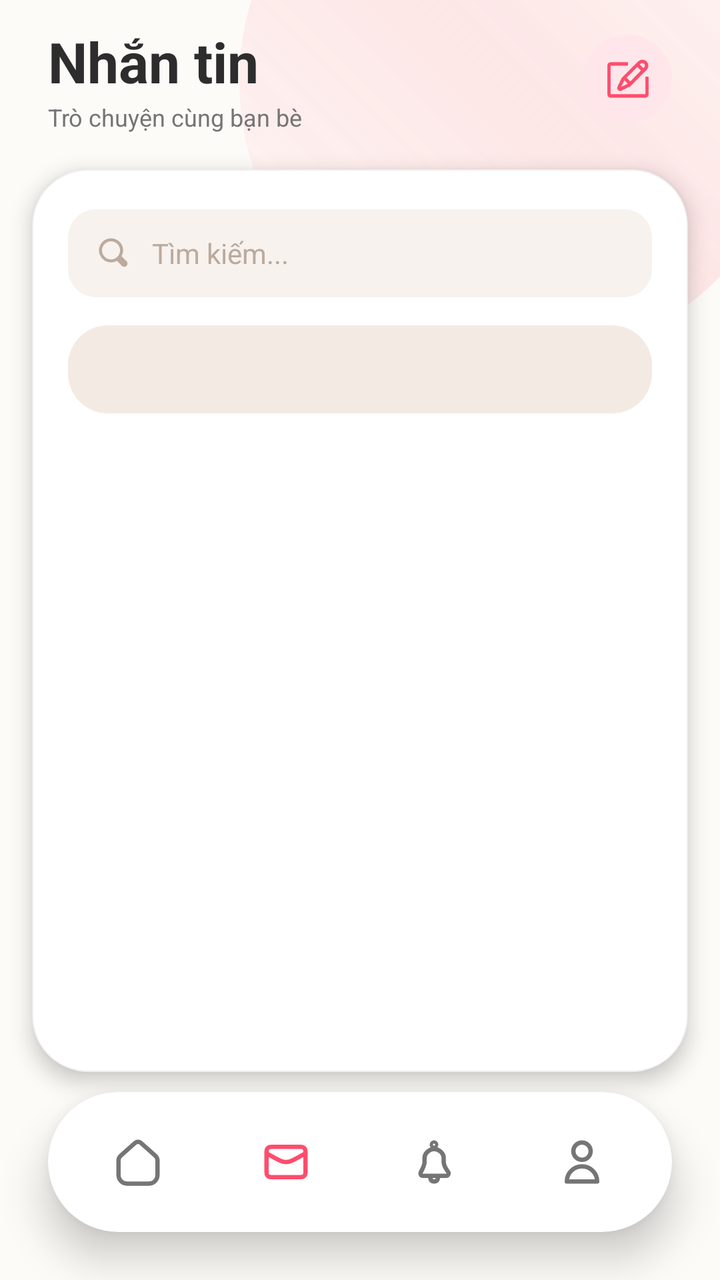
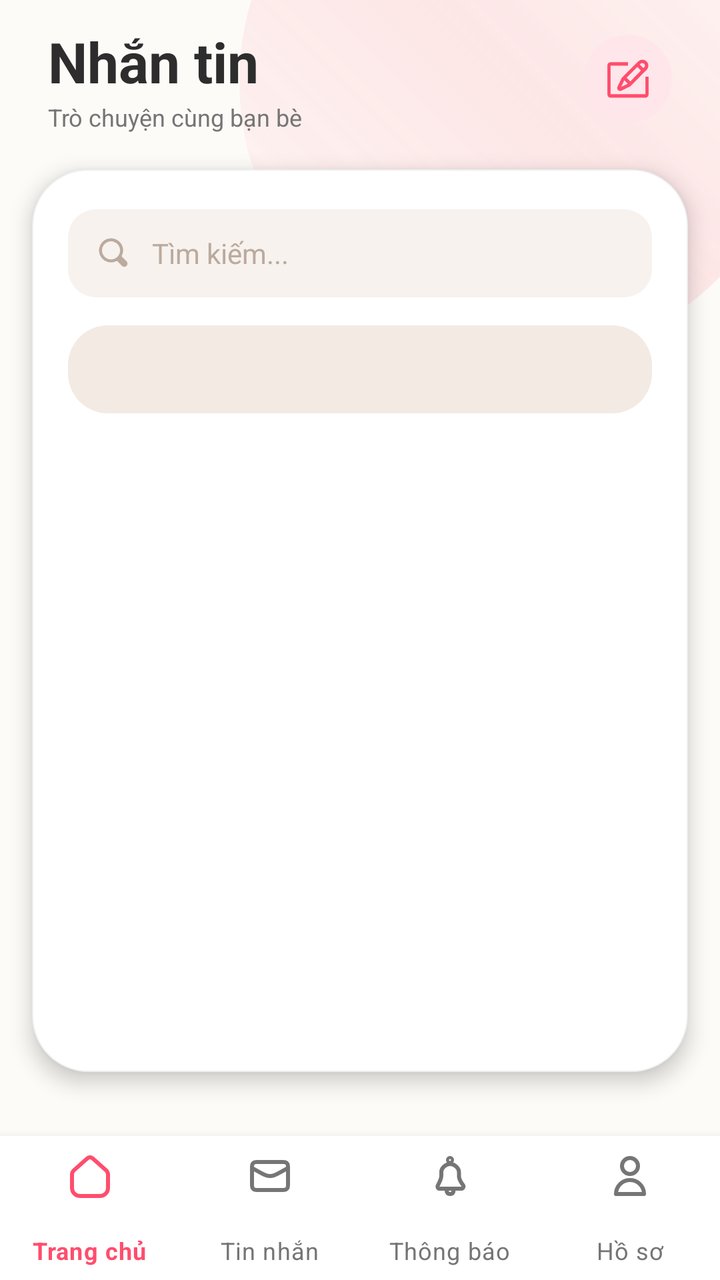

Before-and-after screenshots of an Android layout around one commit, followed by the original layout XML and the change that was made.
<!-- AndroidManifest.xml: application theme Theme.Weconnect -->
<!-- res/layout/activity_chat.xml -->
<?xml version="1.0" encoding="utf-8"?>
<androidx.constraintlayout.widget.ConstraintLayout xmlns:android="http://schemas.android.com/apk/res/android"
    xmlns:app="http://schemas.android.com/apk/res-auto"
    xmlns:tools="http://schemas.android.com/tools"
    android:layout_width="match_parent"
    android:layout_height="match_parent"
    android:background="@color/soft_beige"
    android:fitsSystemWindows="true">

    
    <View
        android:layout_width="280dp"
        android:layout_height="280dp"
        android:layout_marginTop="-100dp"
        android:layout_marginEnd="-40dp"
        android:alpha="0.6"
        android:background="@drawable/bg_chat_glow"
        app:layout_constraintEnd_toEndOf="parent"
        app:layout_constraintTop_toTopOf="parent" />

    
    <androidx.constraintlayout.widget.ConstraintLayout
        android:id="@+id/chatHeader"
        android:layout_width="match_parent"
        android:layout_height="wrap_content"
        android:paddingHorizontal="24dp"
        android:paddingTop="12dp"
        android:paddingBottom="4dp"
        app:layout_constraintTop_toTopOf="parent">

        <LinearLayout
            android:id="@+id/headerTitleBlock"
            android:layout_width="wrap_content"
            android:layout_height="wrap_content"
            android:orientation="vertical"
            app:layout_constraintBottom_toBottomOf="parent"
            app:layout_constraintStart_toStartOf="parent"
            app:layout_constraintTop_toTopOf="parent">

            <TextView
                android:id="@+id/tvInboxTitle"
                android:layout_width="wrap_content"
                android:layout_height="wrap_content"
                android:text="Nhắn tin"
                android:textColor="@color/text_primary"
                android:textSize="28sp"
                android:textStyle="bold" />

            <TextView
                android:layout_width="wrap_content"
                android:layout_height="wrap_content"
                android:layout_marginTop="1dp"
                android:text="Trò chuyện cùng bạn bè"
                android:textColor="@color/text_secondary"
                android:textSize="12sp" />
        </LinearLayout>

        <ImageView
            android:id="@+id/ivNewChat"
            android:layout_width="44dp"
            android:layout_height="44dp"
            android:background="@drawable/bg_action_icon_circle"
            android:contentDescription="Chat mới"
            android:padding="11dp"
            android:src="@drawable/ic_edit"
            app:layout_constraintBottom_toBottomOf="parent"
            app:layout_constraintEnd_toEndOf="parent"
            app:layout_constraintTop_toTopOf="parent"
            app:tint="@color/primary_pink" />
    </androidx.constraintlayout.widget.ConstraintLayout>

    
    <com.google.android.material.card.MaterialCardView
        android:id="@+id/cardMain"
        android:layout_width="0dp"
        android:layout_height="0dp"
        android:layout_marginHorizontal="16dp"
        android:layout_marginTop="14dp"
        android:layout_marginBottom="104dp"
        app:cardBackgroundColor="@color/card_surface"
        app:cardCornerRadius="28dp"
        app:cardElevation="6dp"
        app:layout_constraintBottom_toBottomOf="parent"
        app:layout_constraintEnd_toEndOf="parent"
        app:layout_constraintStart_toStartOf="parent"
        app:layout_constraintTop_toBottomOf="@id/chatHeader"
        app:strokeColor="#10000000"
        app:strokeWidth="0.5dp">

        <LinearLayout
            android:layout_width="match_parent"
            android:layout_height="match_parent"
            android:orientation="vertical">

            
            <LinearLayout
                android:id="@+id/layoutSearch"
                android:layout_width="match_parent"
                android:layout_height="44dp"
                android:layout_marginHorizontal="18dp"
                android:layout_marginTop="20dp"
                android:background="@drawable/bg_chat_search"
                android:gravity="center_vertical"
                android:orientation="horizontal"
                android:paddingHorizontal="14dp">

                <ImageView
                    android:layout_width="18dp"
                    android:layout_height="18dp"
                    android:contentDescription="Search"
                    android:src="@drawable/ic_search"
                    app:tint="#BBAA9E" />

                <EditText
                    android:id="@+id/etChatSearch"
                    android:layout_width="match_parent"
                    android:layout_height="match_parent"
                    android:layout_marginStart="10dp"
                    android:background="@android:color/transparent"
                    android:hint="Tìm kiếm..."
                    android:importantForAutofill="no"
                    android:inputType="text"
                    android:textColor="@color/text_primary"
                    android:textColorHint="#BBAA9E"
                    android:textSize="14sp" />
            </LinearLayout>

            
            <LinearLayout
                android:id="@+id/tabWrapper"
                android:layout_width="match_parent"
                android:layout_height="wrap_content"
                android:layout_marginHorizontal="18dp"
                android:layout_marginTop="14dp"
                android:background="@drawable/bg_chat_tabs_shell"
                android:orientation="vertical"
                android:padding="3dp">

                <com.google.android.material.tabs.TabLayout
                    android:id="@+id/tabChatType"
                    android:layout_width="match_parent"
                    android:layout_height="38dp"
                    android:background="@android:color/transparent"
                    app:tabBackground="@drawable/bg_chat_tab"
                    app:tabGravity="fill"
                    app:tabIndicatorHeight="0dp"
                    app:tabInlineLabel="true"
                    app:tabMode="fixed"
                    app:tabRippleColor="@android:color/transparent"
                    app:tabSelectedTextColor="@android:color/white"
                    app:tabTextAppearance="@style/TextAppearance.MaterialComponents.Button"
                    app:tabTextColor="#9E8E82"
                    app:tabMinWidth="0dp" />
            </LinearLayout>

            
            <androidx.recyclerview.widget.RecyclerView
                android:id="@+id/rvChats"
                android:layout_width="match_parent"
                android:layout_height="0dp"
                android:layout_marginTop="6dp"
                android:layout_weight="1"
                android:clipToPadding="false"
                android:overScrollMode="never"
                android:paddingHorizontal="6dp"
                android:paddingBottom="12dp"
                android:scrollbars="none"
                tools:listitem="@layout/item_chat" />
        </LinearLayout>
    </com.google.android.material.card.MaterialCardView>

    
    <com.google.android.material.card.MaterialCardView
        android:id="@+id/footerNavigation"
        android:layout_width="match_parent"
        android:layout_height="70dp"
        android:layout_marginHorizontal="24dp"
        android:layout_marginBottom="24dp"
        app:cardBackgroundColor="@color/card_surface"
        app:cardCornerRadius="35dp"
        app:cardElevation="12dp"
        app:layout_constraintBottom_toBottomOf="parent"
        app:layout_constraintEnd_toEndOf="parent"
        app:layout_constraintStart_toStartOf="parent"
        app:strokeWidth="0dp">

        <LinearLayout
            android:layout_width="match_parent"
            android:layout_height="match_parent"
            android:gravity="center_vertical"
            android:orientation="horizontal"
            android:paddingHorizontal="8dp"
            android:weightSum="4">

            <FrameLayout
                android:id="@+id/btnHome"
                android:layout_width="0dp"
                android:layout_height="match_parent"
                android:layout_weight="1"
                android:background="?attr/selectableItemBackgroundBorderless"
                android:clickable="true"
                android:focusable="true">

                <ImageView
                    android:layout_width="26dp"
                    android:layout_height="26dp"
                    android:layout_gravity="center"
                    android:src="@drawable/ic_home"
                    app:tint="@color/text_secondary" />
            </FrameLayout>

            <FrameLayout
                android:id="@+id/btnMessages"
                android:layout_width="0dp"
                android:layout_height="match_parent"
                android:layout_weight="1"
                android:background="?attr/selectableItemBackgroundBorderless"
                android:clickable="true"
                android:focusable="true">

                <ImageView
                    android:layout_width="26dp"
                    android:layout_height="26dp"
                    android:layout_gravity="center"
                    android:src="@drawable/ic_chat"
                    app:tint="@color/primary_pink" />
            </FrameLayout>

            <FrameLayout
                android:id="@+id/btnNotifications"
                android:layout_width="0dp"
                android:layout_height="match_parent"
                android:layout_weight="1"
                android:background="?attr/selectableItemBackgroundBorderless"
                android:clickable="true"
                android:focusable="true">

                <ImageView
                    android:layout_width="26dp"
                    android:layout_height="26dp"
                    android:layout_gravity="center"
                    android:src="@drawable/ic_notification"
                    app:tint="@color/text_secondary" />

                <TextView
                    android:id="@+id/tvNotifBadge"
                    android:layout_width="20dp"
                    android:layout_height="20dp"
                    android:layout_gravity="center"
                    android:layout_marginStart="14dp"
                    android:layout_marginBottom="14dp"
                    android:background="@drawable/bg_chat_accent_dot"
                    android:gravity="center"
                    android:textColor="#FFFFFF"
                    android:textSize="10sp"
                    android:textStyle="bold"
                    android:visibility="gone" />
            </FrameLayout>

            <FrameLayout
                android:id="@+id/btnProfile"
                android:layout_width="0dp"
                android:layout_height="match_parent"
                android:layout_weight="1"
                android:background="?attr/selectableItemBackgroundBorderless"
                android:clickable="true"
                android:focusable="true">

                <ImageView
                    android:layout_width="26dp"
                    android:layout_height="26dp"
                    android:layout_gravity="center"
                    android:src="@drawable/ic_profile"
                    app:tint="@color/text_secondary" />
            </FrameLayout>
        </LinearLayout>
    </com.google.android.material.card.MaterialCardView>

</androidx.constraintlayout.widget.ConstraintLayout>
<!-- res/layout/item_chat.xml (included above) -->
<?xml version="1.0" encoding="utf-8"?>
<com.google.android.material.card.MaterialCardView xmlns:android="http://schemas.android.com/apk/res/android"
    xmlns:app="http://schemas.android.com/apk/res-auto"
    android:layout_width="match_parent"
    android:layout_height="wrap_content"
    android:layout_marginVertical="5dp"
    app:cardBackgroundColor="@color/card_surface"
    app:cardCornerRadius="20dp"
    app:cardElevation="2dp"
    app:strokeWidth="0dp">

    <LinearLayout
        android:layout_width="match_parent"
        android:layout_height="wrap_content"
        android:gravity="center_vertical"
        android:orientation="horizontal"
        android:paddingHorizontal="16dp"
        android:paddingVertical="14dp">

        
        <FrameLayout
            android:id="@+id/frameAvatar"
            android:layout_width="52dp"
            android:layout_height="52dp">

            <androidx.cardview.widget.CardView
                android:layout_width="52dp"
                android:layout_height="52dp"
                app:cardCornerRadius="26dp"
                app:cardElevation="2dp">

                <ImageView
                    android:id="@+id/ivUserAvatar"
                    android:layout_width="match_parent"
                    android:layout_height="match_parent"
                    android:scaleType="centerCrop"
                    android:src="@drawable/ic_user_placeholder" />
            </androidx.cardview.widget.CardView>

            <View
                android:id="@+id/viewOnlineIndicator"
                android:layout_width="14dp"
                android:layout_height="14dp"
                android:layout_gravity="bottom|end"
                android:background="@drawable/bg_online_indicator"
                android:visibility="gone" />
        </FrameLayout>

        
        <LinearLayout
            android:id="@+id/layoutChatContent"
            android:layout_width="0dp"
            android:layout_height="wrap_content"
            android:layout_marginStart="14dp"
            android:layout_weight="1"
            android:orientation="vertical">

            
            <LinearLayout
                android:layout_width="match_parent"
                android:layout_height="wrap_content"
                android:gravity="center_vertical"
                android:orientation="horizontal">

                <TextView
                    android:id="@+id/tvUserName"
                    android:layout_width="0dp"
                    android:layout_height="wrap_content"
                    android:layout_weight="1"
                    android:ellipsize="end"
                    android:maxLines="1"
                    android:text="Tên phòng"
                    android:textColor="@color/text_primary"
                    android:textSize="16sp"
                    android:textStyle="bold" />

                <TextView
                    android:id="@+id/tvChatTime"
                    android:layout_width="wrap_content"
                    android:layout_height="wrap_content"
                    android:layout_marginStart="8dp"
                    android:text="09:20"
                    android:textColor="@color/text_secondary"
                    android:textSize="11sp" />

                <TextView
                    android:id="@+id/tvUnreadBadge"
                    android:layout_width="wrap_content"
                    android:layout_height="20dp"
                    android:layout_marginStart="8dp"
                    android:background="@drawable/bg_chat_accent_dot"
                    android:gravity="center"
                    android:minWidth="20dp"
                    android:paddingHorizontal="6dp"
                    android:textColor="#FFFFFF"
                    android:textSize="10sp"
                    android:textStyle="bold"
                    android:visibility="gone" />

                
                <View
                    android:id="@+id/viewAccentDot"
                    android:layout_width="10dp"
                    android:layout_height="10dp"
                    android:layout_marginStart="6dp"
                    android:background="@drawable/bg_chat_accent_dot"
                    android:visibility="gone" />
            </LinearLayout>

            
            <TextView
                android:id="@+id/tvActivityStatus"
                android:layout_width="wrap_content"
                android:layout_height="wrap_content"
                android:layout_marginTop="2dp"
                android:textSize="12sp"
                android:textColor="#4CAF50"
                android:visibility="gone" />

            
            <LinearLayout
                android:id="@+id/layoutLastMessage"
                android:layout_width="match_parent"
                android:layout_height="wrap_content"
                android:layout_marginTop="4dp"
                android:gravity="center_vertical"
                android:orientation="horizontal">

                <TextView
                    android:id="@+id/tvLastMessage"
                    android:layout_width="match_parent"
                    android:layout_height="wrap_content"
                    android:ellipsize="end"
                    android:maxLines="1"
                    android:text="Tin nhắn mới nhất..."
                    android:textColor="@color/text_secondary"
                    android:textSize="13sp" />
            </LinearLayout>

            
            <TextView
                android:id="@+id/tvGroupOwner"
                android:layout_width="match_parent"
                android:layout_height="wrap_content"
                android:layout_marginTop="3dp"
                android:ellipsize="end"
                android:maxLines="1"
                android:textColor="@color/text_secondary"
                android:textSize="12sp"
                android:visibility="gone" />

            
            <TextView
                android:id="@+id/tvGroupDate"
                android:layout_width="match_parent"
                android:layout_height="wrap_content"
                android:layout_marginTop="2dp"
                android:textColor="@color/text_secondary"
                android:textSize="12sp"
                android:visibility="gone" />
        </LinearLayout>
    </LinearLayout>

    
    <TextView
        android:id="@+id/tvChatTypeBadge"
        android:layout_width="0dp"
        android:layout_height="0dp"
        android:visibility="gone" />

</com.google.android.material.card.MaterialCardView>
<!-- resources referenced by this layout -->
<resources>
  <color name="card_surface">#FFFFFF</color>
  <color name="primary_pink">#FF4D6D</color>
  <color name="soft_beige">#FDFBF7</color>
  <color name="text_primary">#2D2D2D</color>
  <color name="text_secondary">#757575</color>
  <!-- drawable ic_chat (drawable) -->
  <vector xmlns:android="http://schemas.android.com/apk/res/android"
      android:width="800dp"
      android:height="800dp"
      android:viewportWidth="24"
      android:viewportHeight="24">
    <path
        android:pathData="M21,8L17.439,9.978C15.454,11.081 14.461,11.633 13.41,11.849C12.48,12.04 11.52,12.04 10.59,11.849C9.539,11.633 8.546,11.081 6.561,9.978L3,8M6.2,19H17.8C18.92,19 19.48,19 19.908,18.782C20.284,18.59 20.59,18.284 20.782,17.908C21,17.48 21,16.92 21,15.8V8.2C21,7.08 21,6.52 20.782,6.092C20.59,5.716 20.284,5.41 19.908,5.218C19.48,5 18.92,5 17.8,5H6.2C5.08,5 4.52,5 4.092,5.218C3.716,5.41 3.41,5.716 3.218,6.092C3,6.52 3,7.08 3,8.2V15.8C3,16.92 3,17.48 3.218,17.908C3.41,18.284 3.716,18.59 4.092,18.782C4.52,19 5.08,19 6.2,19Z"
        android:strokeLineJoin="round"
        android:strokeWidth="2"
        android:fillColor="#00000000"
        android:strokeColor="#000000"
        android:strokeLineCap="round"/>
  </vector>
  <!-- drawable ic_home: vector/xml drawable (drawable, 2083 chars, omitted) -->
  <!-- drawable ic_notification (drawable) -->
  <vector xmlns:android="http://schemas.android.com/apk/res/android"
      android:width="800dp"
      android:height="800dp"
      android:viewportWidth="24"
      android:viewportHeight="24">
    <path
        android:pathData="M10.294,18.353C9.23,18.353 7.86,18.353 6.78,18.353C5.999,18.353 5.508,17.492 5.874,16.803C6.645,15.355 7.647,13.236 7.647,12C7.647,9.353 7.647,12.757 7.647,10C7.647,8 9.852,6 12.059,6C14.265,6 16.471,8 16.471,10C16.471,12.757 16.471,9.353 16.471,12C16.471,13.464 17.549,15.251 18.514,16.556C19.037,17.264 18.547,18.353 17.667,18.353C16.452,18.353 14.982,18.353 13.823,18.353M10.294,18.353C10.294,19.235 10.124,21 12.059,21C13.994,21 13.823,19.235 13.823,18.353M10.294,18.353C11.672,18.353 12.445,18.353 13.823,18.353"
        android:strokeLineJoin="round"
        android:strokeWidth="2"
        android:fillColor="#00000000"
        android:strokeColor="#000000"
        android:strokeLineCap="round"/>
    <path
        android:pathData="M13.25,4C13.25,4.69 12.69,5.25 12,5.25C11.31,5.25 10.75,4.69 10.75,4C10.75,3.31 11.31,2.75 12,2.75C12.69,2.75 13.25,3.31 13.25,4Z"
        android:strokeWidth="1.5"
        android:fillColor="#00000000"
        android:strokeColor="#000000"/>
  </vector>
  <!-- drawable ic_profile (drawable) -->
  <vector xmlns:android="http://schemas.android.com/apk/res/android"
      android:width="800dp"
      android:height="800dp"
      android:viewportWidth="24"
      android:viewportHeight="24">
    <path
        android:pathData="M16,7C16,9.209 14.209,11 12,11C9.791,11 8,9.209 8,7C8,4.791 9.791,3 12,3C14.209,3 16,4.791 16,7Z"
        android:strokeLineJoin="round"
        android:strokeWidth="2"
        android:fillColor="#00000000"
        android:strokeColor="#000000"
        android:strokeLineCap="round"/>
    <path
        android:pathData="M12,14C8.134,14 5,17.134 5,21H19C19,17.134 15.866,14 12,14Z"
        android:strokeLineJoin="round"
        android:strokeWidth="2"
        android:fillColor="#00000000"
        android:strokeColor="#000000"
        android:strokeLineCap="round"/>
  </vector>
  <style name="Theme.Weconnect" parent="Theme.MaterialComponents.DayNight.NoActionBar">
          <item name="materialAlertDialogTheme">@style/Dialog.App</item>
      </style>
  <color name="secondary_pink">#FFE6EB</color>
  <style name="MaterialAlertDialog.App" parent="MaterialAlertDialog.MaterialComponents">
          <item name="shapeAppearance">@style/ShapeAppearance.App.Dialog</item>
      </style>
  <style name="ShapeAppearance.App.Dialog" parent="">
          <item name="cornerFamily">rounded</item>
          <item name="cornerSize">20dp</item>
      </style>
  <!-- unchanged entries left out for length: 14 -->
</resources>

<!-- the commit's change to res/layout/activity_chat.xml (unified diff, before → after) -->
@@ -170,111 +170,18 @@
     </com.google.android.material.card.MaterialCardView>
 
     
-    <com.google.android.material.card.MaterialCardView
+    <com.google.android.material.bottomnavigation.BottomNavigationView
         android:id="@+id/footerNavigation"
-        android:layout_width="match_parent"
-        android:layout_height="70dp"
-        android:layout_marginHorizontal="24dp"
-        android:layout_marginBottom="24dp"
-        app:cardBackgroundColor="@color/card_surface"
-        app:cardCornerRadius="35dp"
-        app:cardElevation="12dp"
+        android:layout_width="0dp"
+        android:layout_height="72dp"
+        android:background="@color/card_surface"
+        app:itemIconTint="@color/bottom_nav_item_color"
+        app:itemTextColor="@color/bottom_nav_item_color"
+        app:labelVisibilityMode="labeled"
+        app:menu="@menu/menu_main_bottom_nav"
         app:layout_constraintBottom_toBottomOf="parent"
-        app:layout_constraintEnd_toEndOf="parent"
         app:layout_constraintStart_toStartOf="parent"
-        app:strokeWidth="0dp">
-
-        <LinearLayout
-            android:layout_width="match_parent"
-            android:layout_height="match_parent"
-            android:gravity="center_vertical"
-            android:orientation="horizontal"
-            android:paddingHorizontal="8dp"
-            android:weightSum="4">
-
-            <FrameLayout
-                android:id="@+id/btnHome"
-                android:layout_width="0dp"
-                android:layout_height="match_parent"
-                android:layout_weight="1"
-                android:background="?attr/selectableItemBackgroundBorderless"
-                android:clickable="true"
-                android:focusable="true">
-
-                <ImageView
-                    android:layout_width="26dp"
-                    android:layout_height="26dp"
-                    android:layout_gravity="center"
-                    android:src="@drawable/ic_home"
-                    app:tint="@color/text_secondary" />
-            </FrameLayout>
-
-            <FrameLayout
-                android:id="@+id/btnMessages"
-                android:layout_width="0dp"
-                android:layout_height="match_parent"
-                android:layout_weight="1"
-                android:background="?attr/selectableItemBackgroundBorderless"
-                android:clickable="true"
-                android:focusable="true">
-
-                <ImageView
-                    android:layout_width="26dp"
-                    android:layout_height="26dp"
-                    android:layout_gravity="center"
-                    android:src="@drawable/ic_chat"
-                    app:tint="@color/primary_pink" />
-            </FrameLayout>
-
-            <FrameLayout
-                android:id="@+id/btnNotifications"
-                android:layout_width="0dp"
-                android:layout_height="match_parent"
-                android:layout_weight="1"
-                android:background="?attr/selectableItemBackgroundBorderless"
-                android:clickable="true"
-                android:focusable="true">
-
-                <ImageView
-                    android:layout_width="26dp"
-                    android:layout_height="26dp"
-                    android:layout_gravity="center"
-                    android:src="@drawable/ic_notification"
-                    app:tint="@color/text_secondary" />
-
-                <TextView
-                    android:id="@+id/tvNotifBadge"
-                    android:layout_width="20dp"
-                    android:layout_height="20dp"
-                    android:layout_gravity="center"
-                    android:layout_marginStart="14dp"
-                    android:layout_marginBottom="14dp"
-                    android:background="@drawable/bg_chat_accent_dot"
-                    android:gravity="center"
-                    android:textColor="#FFFFFF"
-                    android:textSize="10sp"
-                    android:textStyle="bold"
-                    android:visibility="gone" />
-            </FrameLayout>
-
-            <FrameLayout
-                android:id="@+id/btnProfile"
-                android:layout_width="0dp"
-                android:layout_height="match_parent"
-                android:layout_weight="1"
-                android:background="?attr/selectableItemBackgroundBorderless"
-                android:clickable="true"
-                android:focusable="true">
-
-                <ImageView
-                    android:layout_width="26dp"
-                    android:layout_height="26dp"
-                    android:layout_gravity="center"
-                    android:src="@drawable/ic_profile"
-                    app:tint="@color/text_secondary" />
-            </FrameLayout>
-        </LinearLayout>
-    </com.google.android.material.card.MaterialCardView>
+        app:layout_constraintEnd_toEndOf="parent" />
 
 </androidx.constraintlayout.widget.ConstraintLayout>
 <!-- res/layout/item_chat.xml (included above) -->
<!-- resource entries referenced after the edit -->
@@ -5,61 +5,6 @@
   <color name="soft_beige">#FDFBF7</color>
   <color name="text_primary">#2D2D2D</color>
   <color name="text_secondary">#757575</color>
-  <!-- drawable ic_chat (drawable) -->
-  <vector xmlns:android="http://schemas.android.com/apk/res/android"
-      android:width="800dp"
-      android:height="800dp"
-      android:viewportWidth="24"
-      android:viewportHeight="24">
-    <path
-        android:pathData="M21,8L17.439,9.978C15.454,11.081 14.461,11.633 13.41,11.849C12.48,12.04 11.52,12.04 10.59,11.849C9.539,11.633 8.546,11.081 6.561,9.978L3,8M6.2,19H17.8C18.92,19 19.48,19 19.908,18.782C20.284,18.59 20.59,18.284 20.782,17.908C21,17.48 21,16.92 21,15.8V8.2C21,7.08 21,6.52 20.782,6.092C20.59,5.716 20.284,5.41 19.908,5.218C19.48,5 18.92,5 17.8,5H6.2C5.08,5 4.52,5 4.092,5.218C3.716,5.41 3.41,5.716 3.218,6.092C3,6.52 3,7.08 3,8.2V15.8C3,16.92 3,17.48 3.218,17.908C3.41,18.284 3.716,18.59 4.092,18.782C4.52,19 5.08,19 6.2,19Z"
-        android:strokeLineJoin="round"
-        android:strokeWidth="2"
-        android:fillColor="#00000000"
-        android:strokeColor="#000000"
-        android:strokeLineCap="round"/>
-  </vector>
-  <!-- drawable ic_home: vector/xml drawable (drawable, 2083 chars, omitted) -->
-  <!-- drawable ic_notification (drawable) -->
-  <vector xmlns:android="http://schemas.android.com/apk/res/android"
-      android:width="800dp"
-      android:height="800dp"
-      android:viewportWidth="24"
-      android:viewportHeight="24">
-    <path
-        android:pathData="M10.294,18.353C9.23,18.353 7.86,18.353 6.78,18.353C5.999,18.353 5.508,17.492 5.874,16.803C6.645,15.355 7.647,13.236 7.647,12C7.647,9.353 7.647,12.757 7.647,10C7.647,8 9.852,6 12.059,6C14.265,6 16.471,8 16.471,10C16.471,12.757 16.471,9.353 16.471,12C16.471,13.464 17.549,15.251 18.514,16.556C19.037,17.264 18.547,18.353 17.667,18.353C16.452,18.353 14.982,18.353 13.823,18.353M10.294,18.353C10.294,19.235 10.124,21 12.059,21C13.994,21 13.823,19.235 13.823,18.353M10.294,18.353C11.672,18.353 12.445,18.353 13.823,18.353"
-        android:strokeLineJoin="round"
-        android:strokeWidth="2"
-        android:fillColor="#00000000"
-        android:strokeColor="#000000"
-        android:strokeLineCap="round"/>
-    <path
-        android:pathData="M13.25,4C13.25,4.69 12.69,5.25 12,5.25C11.31,5.25 10.75,4.69 10.75,4C10.75,3.31 11.31,2.75 12,2.75C12.69,2.75 13.25,3.31 13.25,4Z"
-        android:strokeWidth="1.5"
-        android:fillColor="#00000000"
-        android:strokeColor="#000000"/>
-  </vector>
-  <!-- drawable ic_profile (drawable) -->
-  <vector xmlns:android="http://schemas.android.com/apk/res/android"
-      android:width="800dp"
-      android:height="800dp"
-      android:viewportWidth="24"
-      android:viewportHeight="24">
-    <path
-        android:pathData="M16,7C16,9.209 14.209,11 12,11C9.791,11 8,9.209 8,7C8,4.791 9.791,3 12,3C14.209,3 16,4.791 16,7Z"
-        android:strokeLineJoin="round"
-        android:strokeWidth="2"
-        android:fillColor="#00000000"
-        android:strokeColor="#000000"
-        android:strokeLineCap="round"/>
-    <path
-        android:pathData="M12,14C8.134,14 5,17.134 5,21H19C19,17.134 15.866,14 12,14Z"
-        android:strokeLineJoin="round"
-        android:strokeWidth="2"
-        android:fillColor="#00000000"
-        android:strokeColor="#000000"
-        android:strokeLineCap="round"/>
-  </vector>
   <style name="Theme.Weconnect" parent="Theme.MaterialComponents.DayNight.NoActionBar">
           <item name="materialAlertDialogTheme">@style/Dialog.App</item>
       </style>
